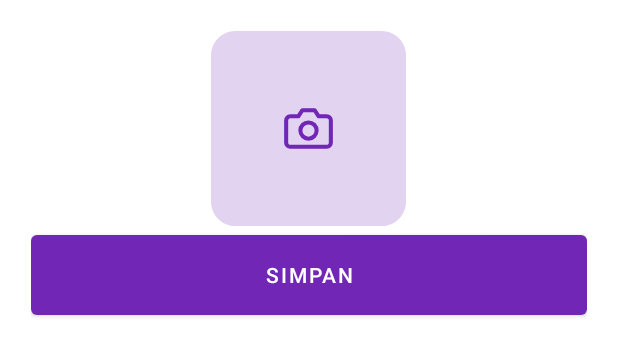
After one commit to nngarfdn/SecondHand, an Android app: the layout activity_complete_account.xml on its own in the app's theme, with its tools: preview values and no code run, on a phone screen of 412 x 824 dp. The commit adds this screen. Shown: the top 356 px of the screen. Run offline under Robolectric (Android 15) with nearby library versions, the phone set to English and light mode, and no system bars.

Commit message:
fix complete data user and succes test in activity

```diff
--- a/app/src/main/java/com/binar/secondhand/MainActivity.kt
+++ b/app/src/main/java/com/binar/secondhand/MainActivity.kt
@@ -1,8 +1,10 @@
 package com.binar.secondhand
 
+import android.content.Intent
 import android.os.Bundle
 import androidx.appcompat.app.AppCompatActivity
 import com.binar.secondhand.databinding.ActivityMainBinding
+import com.binar.secondhand.ui.profile.CompleteAccountActivity
 
 class MainActivity : AppCompatActivity() {
 
@@ -10,5 +12,6 @@ class MainActivity : AppCompatActivity() {
     override fun onCreate(savedInstanceState: Bundle?) {
         super.onCreate(savedInstanceState)
         setContentView(binding.root)
+        startActivity(Intent(this, CompleteAccountActivity::class.java))
     }
 }
--- a/app/src/main/java/com/binar/secondhand/data/source/remote/network/ApiConfig.kt
+++ b/app/src/main/java/com/binar/secondhand/data/source/remote/network/ApiConfig.kt
@@ -28,7 +28,7 @@ object ApiConfig {
                     val request = chain.request().newBuilder()
                         .addHeader(
                             "access_token",
-                            "eyJhbGciOiJIUzI1NiIsInR5cCI6IkpXVCJ9.eyJlbWFpbCI6ImpvaG5kb2VAbWFpbC5jb20iLCJpYXQiOjE2NTUwNTAyMjh9.7qa0dZ7WPFi9tE4L9LPlRprqLReQXju9VzYsw8elKlI"
+                            "eyJhbGciOiJIUzI1NiIsInR5cCI6IkpXVCJ9.eyJlbWFpbCI6InRlc3RlcjAxQGVtYWlsLmNvbSIsImlhdCI6MTY1NTYzMDIyMX0.2-OzROWKLGxc344tCy7xoW8Qer4foiuklWD4mmrBACE"
                         ).build()
                     chain.proceed(request)
                 })
--- a/app/src/main/java/com/binar/secondhand/data/source/remote/network/ApiService.kt
+++ b/app/src/main/java/com/binar/secondhand/data/source/remote/network/ApiService.kt
@@ -16,8 +16,7 @@ interface ApiService {
 
     @PUT("auth/user/{id}")
     suspend fun editUser(@Path("id") id: Int,
-                         @PartMap map: HashMap<String, RequestBody>,
-                         @Part file: MultipartBody.Part): Response<GetProfileResponse>
+                         @Body file: RequestBody): Response<GetProfileResponse>
 
     //seller
     @GET("seller/product")
--- a/app/src/main/java/com/binar/secondhand/di/ViewModelModule.kt
+++ b/app/src/main/java/com/binar/secondhand/di/ViewModelModule.kt
@@ -1,9 +1,11 @@
 package com.binar.secondhand.di
 
 import com.binar.secondhand.ui.productlist.ProductListViewModel
+import com.binar.secondhand.ui.profile.ProfileViewModel
 import org.koin.androidx.viewmodel.dsl.viewModel
 import org.koin.dsl.module
 
 val viewModelModule = module {
     viewModel { ProductListViewModel(get(),get()) }
+    viewModel { ProfileViewModel(get()) }
 }
--- /dev/null
+++ b/app/src/main/res/drawable/ic_select_photo.xml
@@ -0,0 +1,21 @@
+<vector xmlns:android="http://schemas.android.com/apk/res/android"
+    android:width="96dp"
+    android:height="96dp"
+    android:viewportWidth="96"
+    android:viewportHeight="96">
+    <path
+        android:fillColor="#FFE2D4F0"
+        android:pathData="M0 12c0-6.63 5.37-12 12-12h72c6.63 0 12 5.37 12 12v72c0 6.63-5.37 12-12 12h-72c-6.63 0-12-5.37-12-12z"/>
+    <path
+        android:strokeColor="#FF7126B5"
+        android:strokeWidth="2"
+        android:strokeLineCap="round"
+        android:strokeLineJoin="round"
+        android:pathData="M59 55c0 0.53-0.21 1.04-0.59 1.41C58.04 56.8 57.53 57 57 57H39c-0.53 0-1.04-0.21-1.41-0.59C37.2 56.04 37 55.53 37 55V44c0-0.53 0.21-1.04 0.59-1.41C37.96 42.2 38.47 42 39 42h4l2-3h6l2 3h4c0.53 0 1.04 0.21 1.41 0.59C58.8 42.96 59 43.47 59 44v11Z"/>
+    <path
+        android:strokeColor="#FF7126B5"
+        android:strokeWidth="2"
+        android:strokeLineCap="round"
+        android:strokeLineJoin="round"
+        android:pathData="M48 53c2.2 0 4-1.8 4-4s-1.8-4-4-4-4 1.8-4 4 1.8 4 4 4Z"/>
+</vector>
--- /dev/null
+++ b/app/src/main/res/layout/activity_complete_account.xml
@@ -0,0 +1,22 @@
+<?xml version="1.0" encoding="utf-8"?>
+<LinearLayout xmlns:android="http://schemas.android.com/apk/res/android"
+    xmlns:tools="http://schemas.android.com/tools"
+    android:layout_width="match_parent"
+    android:layout_height="match_parent"
+    android:orientation="vertical"
+    android:gravity="center_horizontal"
+    android:padding="@dimen/_16sdp"
+    tools:context=".ui.profile.CompleteAccountActivity">
+
+    <ImageView
+        android:id="@+id/img_profile"
+        android:layout_width="@dimen/_100sdp"
+        android:layout_height="@dimen/_100sdp"
+        android:src="@drawable/ic_select_photo"/>
+
+    <Button
+        android:id="@+id/btn_save"
+        android:layout_width="match_parent"
+        android:layout_height="@dimen/_50sdp"
+        android:text="Simpan"/>
+</LinearLayout>
```
Also changed, not shown: app/src/main/AndroidManifest.xml (+12 -2 lines), app/src/main/java/com/binar/secondhand/data/repositories/AuthRepository.kt (+15 -5 lines), app/src/main/java/com/binar/secondhand/ui/profile/CompleteAccountActivity.kt (added, +226 -0 lines), app/src/main/java/com/binar/secondhand/ui/profile/ProfileViewModel.kt (added, +12 -0 lines), app/src/main/java/com/binar/secondhand/utils/RealPathUtil.kt (added, +61 -0 lines), app/src/main/res/layout/activity_main.xml (+5 -5 lines).
